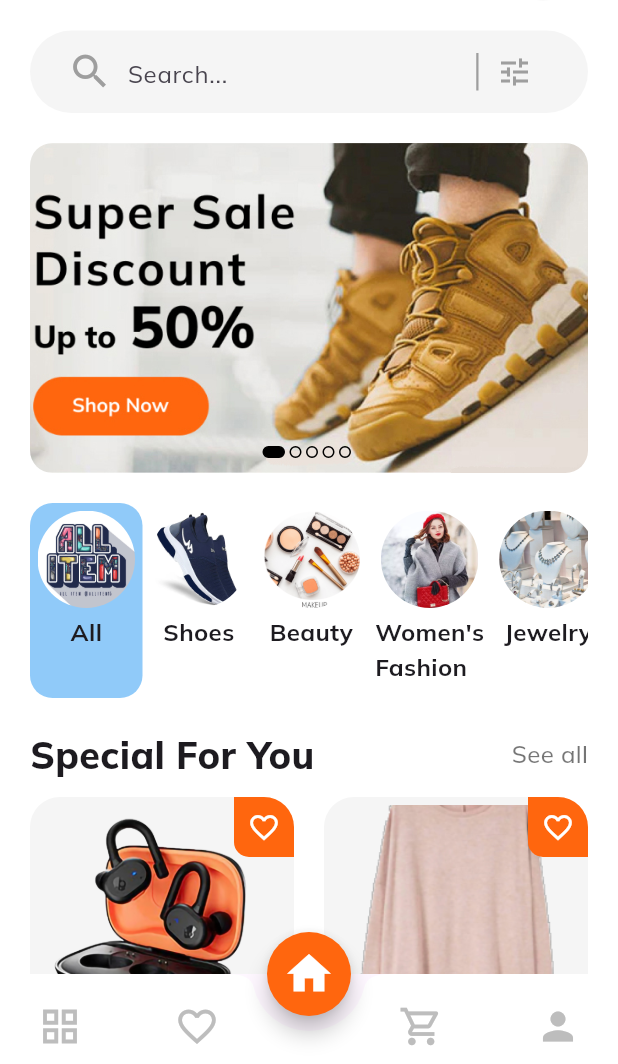
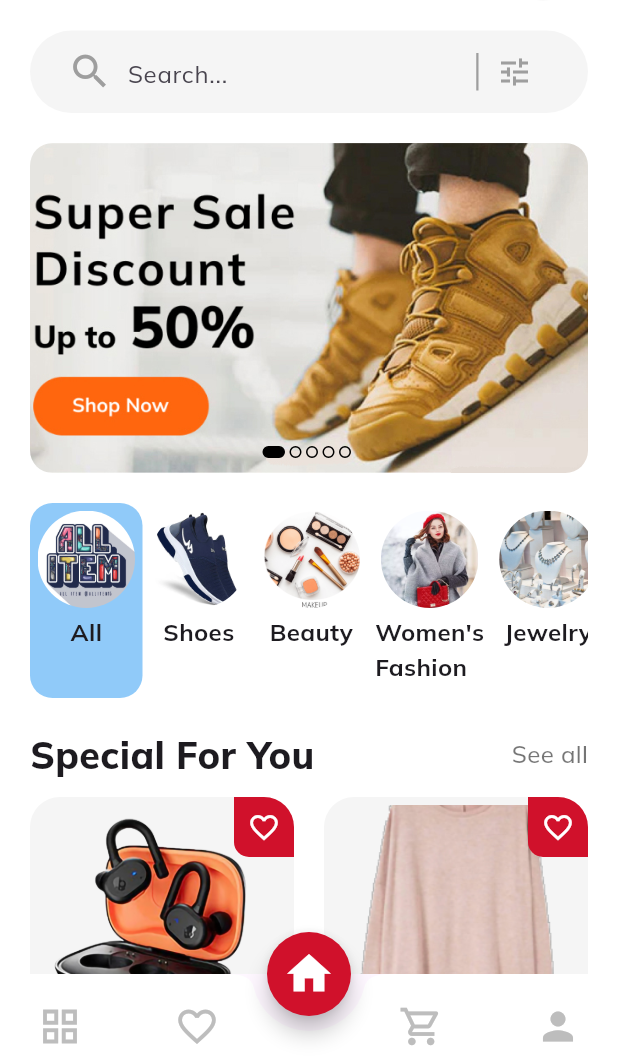
Before and after one commit to erikamagnaye/mobile_app, a Flutter app: the screen it shows after launch, on a phone screen of 412 x 824 dp, the part 172-1236 px from its top. Run offline on Flutter 3.47's test engine with Material 3 defaults, Android fonts, the phone set to English and light mode, and no system bars; our stand-ins replace google_fonts.

```diff
--- a/lib/constants.dart
+++ b/lib/constants.dart
@@ -1,4 +1,4 @@
 import 'package:flutter/material.dart';
 
 const kcontentColor = Color(0xffF5F5F5);
-const kprimaryColor = Color(0xffff660e);
+const kprimaryColor = Color(0xFFD0112B); //BSU Logo Color
--- a/lib/screens/nav_bar_screen.dart
+++ b/lib/screens/nav_bar_screen.dart
@@ -4,6 +4,7 @@ import 'package:mobile_app/screens/Home/home_screen.dart';
 import 'package:mobile_app/screens/Profile/profile.dart';
 import 'package:flutter/material.dart';
 import 'Favorite/favorite.dart';
+import 'ProductGridScreen.dart'; // Import the new screen
 
 class BottomNavBar extends StatefulWidget {
   const BottomNavBar({super.key});
@@ -13,22 +14,22 @@ class BottomNavBar extends StatefulWidget {
 }
 
 class _BottomNavBarState extends State<BottomNavBar> {
-  int cuttentIndex = 2;
-    List screens = const [
-    Scaffold(),
+  int currentIndex = 2;
+  List screens = const [
+    ProductGridScreen(), // Use the new screen here
     Favorite(),
     HomeScreen(),
     CartScreen(),
     Profile(),
   ];
+
   @override
   Widget build(BuildContext context) {
     return Scaffold(
       floatingActionButton: FloatingActionButton(
         onPressed: () {
           setState(() {
-            cuttentIndex = 2;
-
+            currentIndex = 2;
           });
         },
         shape: const CircleBorder(),
@@ -54,25 +55,25 @@ class _BottomNavBarState extends State<BottomNavBar> {
             IconButton(
               onPressed: () {
                 setState(() {
-                  cuttentIndex = 0;
+                  currentIndex = 0;
                 });
               },
               icon: Icon(
                 Icons.grid_view_outlined,
                 size: 30,
-                color: cuttentIndex == 0 ? kprimaryColor : Colors.grey.shade400,
+                color: currentIndex == 0 ? kprimaryColor : Colors.grey.shade400,
               ),
             ),
             IconButton(
               onPressed: () {
                 setState(() {
-                  cuttentIndex = 1;
+                  currentIndex = 1;
                 });
               },
               icon: Icon(
                 Icons.favorite_border,
                 size: 30,
-                color: cuttentIndex == 1 ? kprimaryColor : Colors.grey.shade400,
+                color: currentIndex == 1 ? kprimaryColor : Colors.grey.shade400,
               ),
             ),
             const SizedBox(
@@ -81,31 +82,31 @@ class _BottomNavBarState extends State<BottomNavBar> {
             IconButton(
               onPressed: () {
                 setState(() {
-                  cuttentIndex = 3;
+                  currentIndex = 3;
                 });
               },
               icon: Icon(
                 Icons.shopping_cart_outlined,
                 size: 30,
-                color: cuttentIndex == 3 ? kprimaryColor : Colors.grey.shade400,
+                color: currentIndex == 3 ? kprimaryColor : Colors.grey.shade400,
               ),
             ),
             IconButton(
               onPressed: () {
                 setState(() {
-                  cuttentIndex = 4;
+                  currentIndex = 4;
                 });
               },
               icon: Icon(
                 Icons.person,
                 size: 30,
-                color: cuttentIndex == 4 ? kprimaryColor : Colors.grey.shade400,
+                color: currentIndex == 4 ? kprimaryColor : Colors.grey.shade400,
               ),
             ),
           ],
         ),
       ),
-      body: screens[cuttentIndex],
+      body: screens[currentIndex],
     );
   }
 }
--- a/pubspec.yaml
+++ b/pubspec.yaml
@@ -30,6 +30,7 @@ environment:
 dependencies:
   flutter:
     sdk: flutter
+  flutter_staggered_grid_view: ^0.4.0
 
 
   # The following adds the Cupertino Icons font to your application.
```
Also changed, not shown: lib/screens/ProductGridScreen.dart (added, +63 -0 lines), pubspec.lock.
